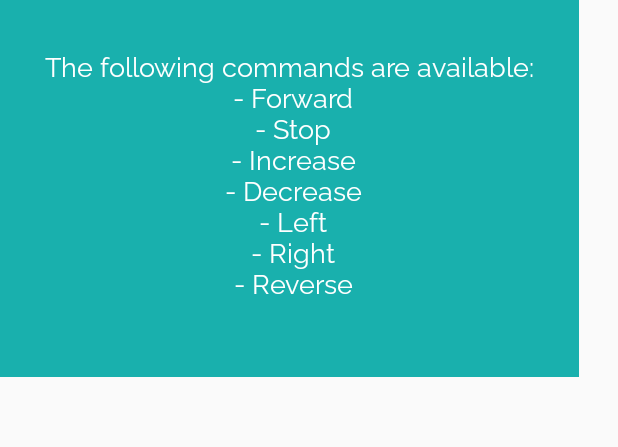
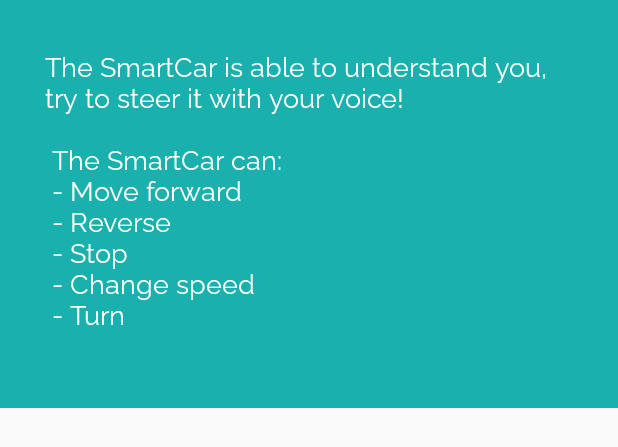
Before and after one commit to DIT112-V20/group-04, an Android app: the layout guide_popup.xml on its own in the app's theme, with its tools: preview values and no code run, on a phone screen of 412 x 824 dp. Shown: the top 447 px of the screen. Run offline under Robolectric (Android 15) with nearby library versions, the phone set to English and light mode, and no system bars.

Commit message:
Update guide string to reflect new functionality
Contributors:
@Enilo
@SandraSmolerEisenberg

```diff
--- a/app/src/main/res/layout/guide_popup.xml
+++ b/app/src/main/res/layout/guide_popup.xml
@@ -14,10 +14,10 @@
         android:layout_marginTop="30dp"
         android:layout_marginEnd="30dp"
         android:layout_marginBottom="30dp"
+        android:fontFamily="@font/raleway_bold"
         android:text="@string/guide_text"
-        android:textAlignment="center"
-        android:textSize="18sp"
+        android:textAlignment="textStart"
         android:textColor="@color/colorWhite"
-        android:fontFamily="@font/raleway_bold"/>
+        android:textSize="18sp" />
 
 </RelativeLayout>
--- a/app/src/main/res/values/strings.xml
+++ b/app/src/main/res/values/strings.xml
@@ -5,14 +5,13 @@
     <string name="voice_control">Voice Control</string>
     <string name="manual_control">Manual Control</string>
     <string name="guide_button">Guide</string>
-    <string name="guide_text">The following commands are available:\n
-        - Forward\n
+    <string name="guide_text">The SmartCar is able to understand you, try to steer it with your voice!\n\n
+        The SmartCar can:\n
+        - Move forward\n
+        - Reverse\
         - Stop\n
-        - Increase\n
-        - Decrease\n
-        - Left\n
-        - Right\n
-        - Reverse\n
+        - Change speed\n
+        - Turn\n
     </string>
     <string name="speed">SPEED:</string>
     <string name="angle">ANGLE:</string>
```
